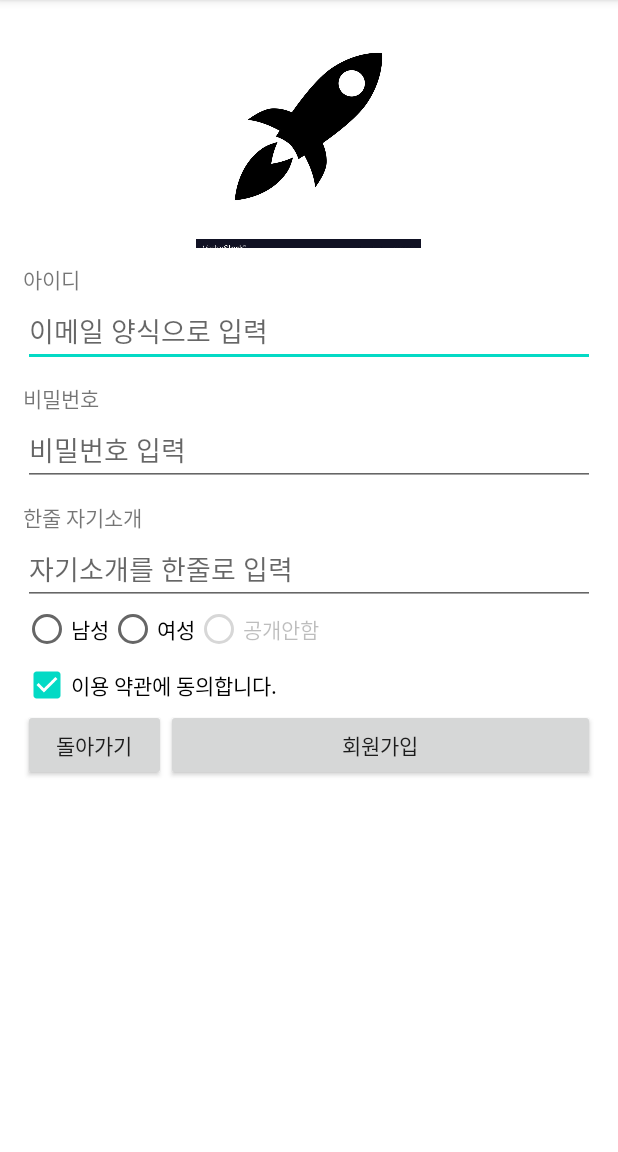
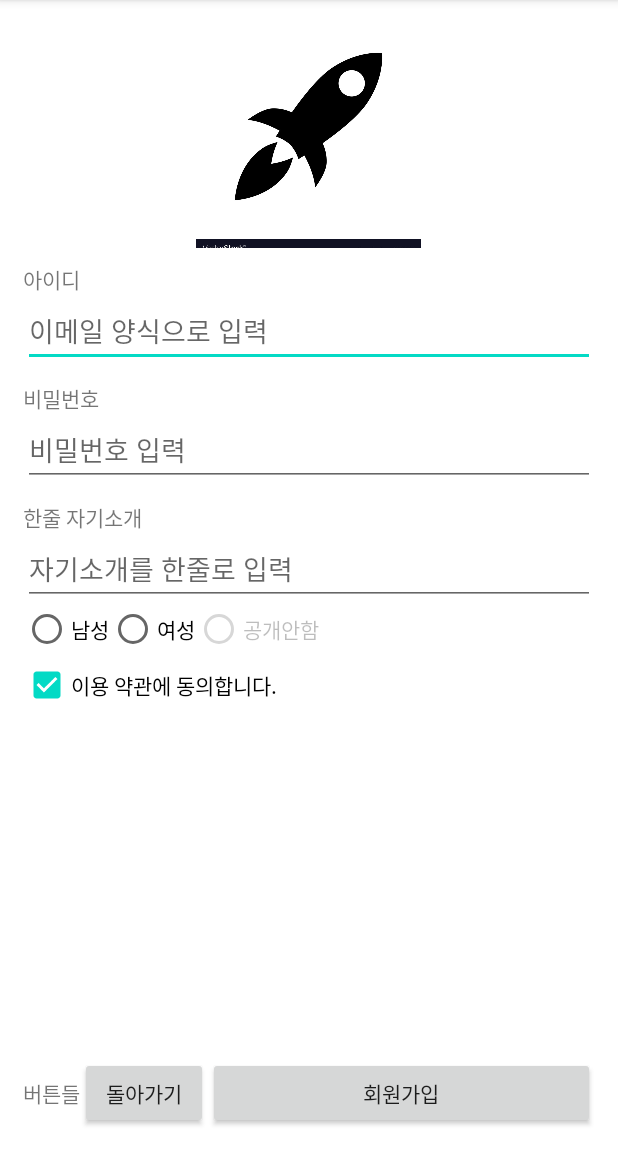
Before and after one commit to ShiriBot/UIPractice_200630, an Android app: the screen it shows after launch (MainActivity), on a phone screen of 412 x 824 dp, the part 84-1236 px from its top. Run offline under Robolectric (Android 15) with nearby library versions, the phone set to English and light mode, and no system bars.

Commit message:
weight 응용 체험: 세로 위 아래로 벌려주기

```diff
--- a/app/src/main/res/layout/activity_main.xml
+++ b/app/src/main/res/layout/activity_main.xml
@@ -102,11 +102,20 @@
         android:checked="true"
         android:text="이용 약관에 동의합니다."/>
 
+    <TextView
+        android:layout_width="wrap_content"
+        android:layout_height="0dp"
+        android:layout_weight="1"/>
+
     <LinearLayout
         android:layout_width="match_parent"
         android:layout_height="wrap_content"
         android:orientation="horizontal">
 
+        <TextView
+            android:layout_width="wrap_content"
+            android:layout_height="wrap_content"
+            android:text="버튼들"/>
 
         <Button
             android:layout_width="0dp"
```
